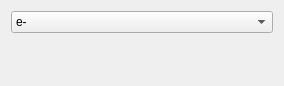
Before: the Qt Designer form StatusWidget.ui in Snake9889/FreqMeasure, drawn with Qt 5.
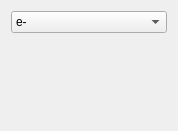
After: the same form once the commit is applied.

Commit message: Window restored.

Patch:
```diff
--- a/StatusWidget.ui
+++ b/StatusWidget.ui
@@ -6,10 +6,16 @@
    <rect>
     <x>0</x>
     <y>0</y>
-    <width>284</width>
-    <height>86</height>
+    <width>178</width>
+    <height>131</height>
    </rect>
   </property>
+  <property name="sizePolicy">
+   <sizepolicy hsizetype="Minimum" vsizetype="Minimum">
+    <horstretch>0</horstretch>
+    <verstretch>0</verstretch>
+   </sizepolicy>
+  </property>
   <property name="windowTitle">
    <string>Form</string>
   </property>
@@ -80,6 +86,19 @@
      </item>
     </layout>
    </item>
+   <item row="2" column="0">
+    <spacer name="verticalSpacer">
+     <property name="orientation">
+      <enum>Qt::Vertical</enum>
+     </property>
+     <property name="sizeHint" stdset="0">
+      <size>
+       <width>20</width>
+       <height>44</height>
+      </size>
+     </property>
+    </spacer>
+   </item>
   </layout>
  </widget>
  <resources/>
```
The commit also changes 4 other files.
